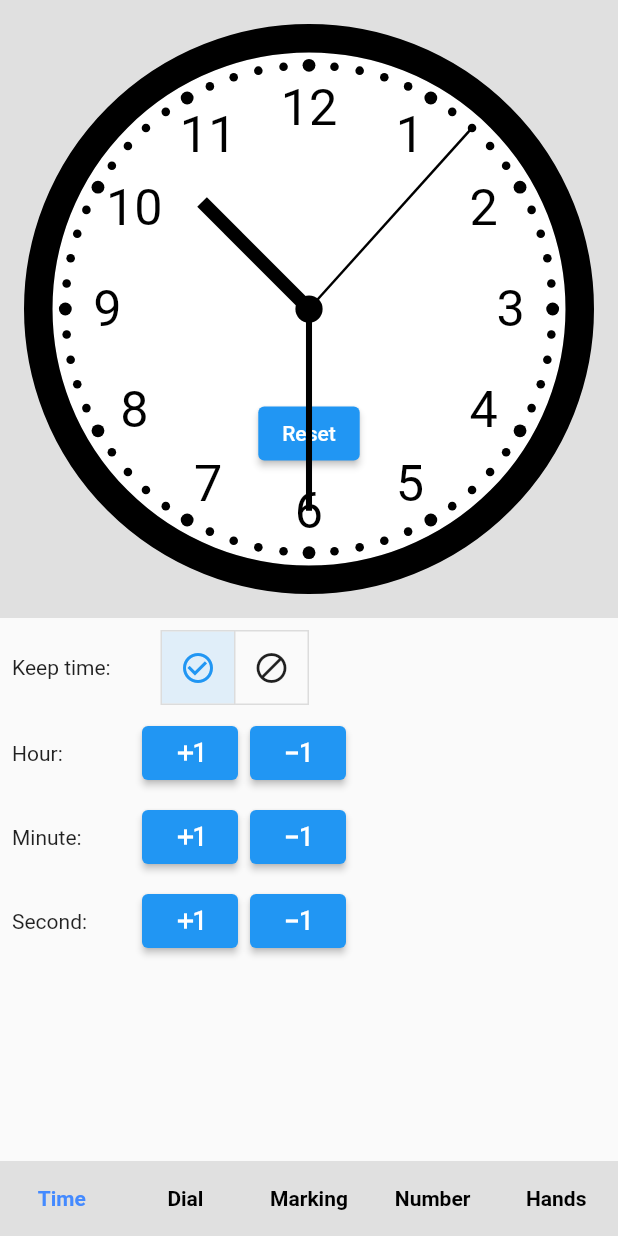
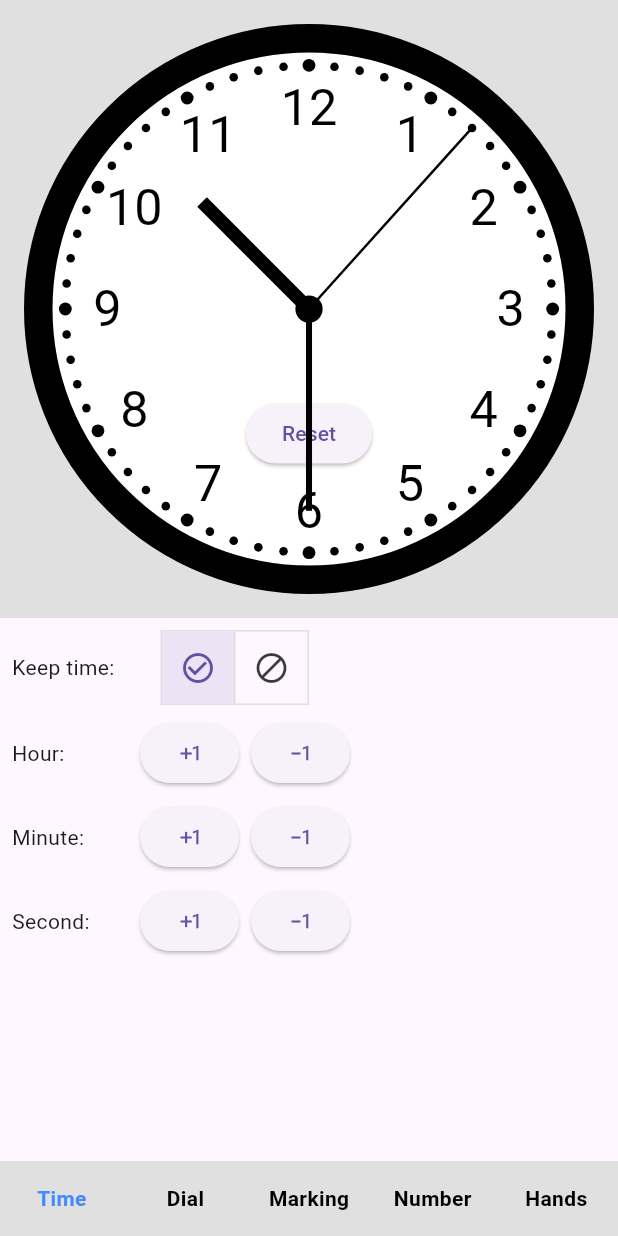
Before and after one commit to conghaonet/flutter_analog_clock, a Flutter app: the screen it shows after launch, on a phone screen of 412 x 824 dp. Run offline on Flutter 3.47's test engine with Material 2 defaults, Android fonts, the phone set to English and light mode, and no system bars.

```diff
--- a/example/lib/example.dart
+++ b/example/lib/example.dart
@@ -4,9 +4,21 @@ import 'dart:math' as math;
 
 import 'package:flutter_analog_clock/flutter_analog_clock.dart';
 
-void main() => runApp(const MaterialApp(
-      home: AnalogClockDemo(),
-    ));
+void main() => runApp(const ExampleApp());
+
+class ExampleApp extends StatelessWidget {
+  const ExampleApp({Key? key}) : super(key: key);
+
+  @override
+  Widget build(BuildContext context) {
+    return MaterialApp(
+      theme: ThemeData(
+        useMaterial3: true,
+      ),
+      home: const AnalogClockDemo(),
+    );
+  }
+}
 
 class AnalogClockDemo extends StatefulWidget {
   const AnalogClockDemo({super.key});
```
Also changed, not shown: example/pubspec.lock, 13 other files.
